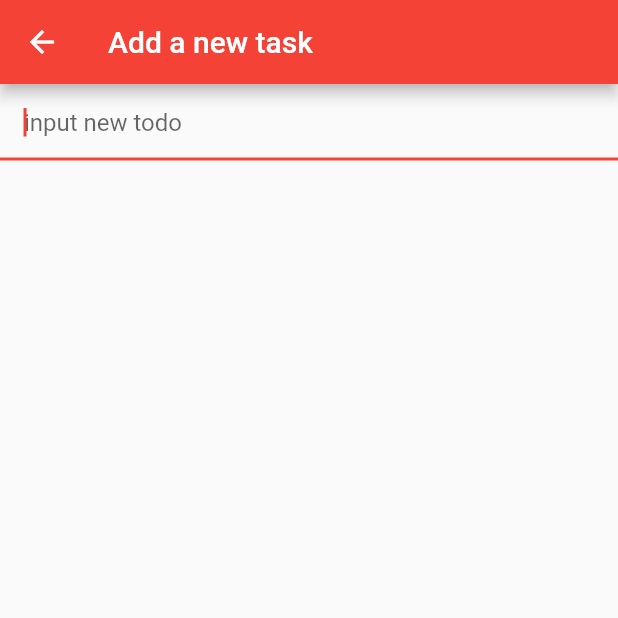
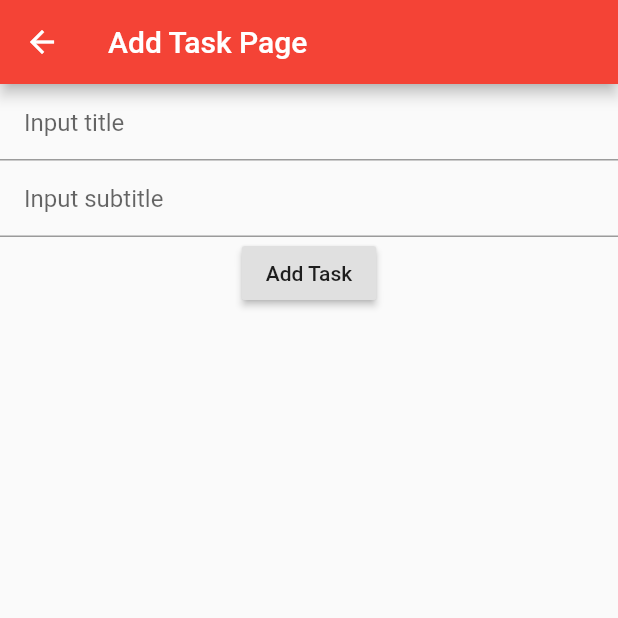
Before and after one commit to MasatakaKudou/flutter_todo, a Flutter app: the TodoList screen opened directly, after a tap on the "add" icon, on a phone screen of 412 x 824 dp, the top half of it. Run offline on Flutter 3.47's test engine with Material 2 defaults, Android fonts, the phone set to English and light mode, and no system bars.

Commit message:
textformfieldに書き換える

```diff
--- a/lib/main.dart
+++ b/lib/main.dart
@@ -25,103 +25,112 @@ class TodoList extends StatefulWidget {
 
 class TodoListState extends State<TodoList> {
 
-  List<String> todoItems = [];
-
-  void newTodo(String task) {
-    if (task.length > 0) {
-      setState(() => todoItems.add(task));
-    }
-  }
-
-  void _pushAddToScreen() {
-    Navigator.of(context).push(
-        new MaterialPageRoute(
-            builder: (context) {
-              return new Scaffold(
-                  appBar: new AppBar(
-                      title: new Text('Add a new task')
-                  ),
-                  body: new TextField(
-                    autofocus: true,
-                    onSubmitted: (val) {
-                      newTodo(val);
-                      Navigator.pop(context);
-                    },
-                    decoration: new InputDecoration(
-                        hintText: 'input new todo',
-                        contentPadding: const EdgeInsets.all(16.0)
-                    ),
-                  )
-              );
-            }
-        )
+  @override
+  Widget build(BuildContext context) {
+    return Scaffold(
+      appBar: AppBar(
+        title: Text("TodoList Page"),
+      ),
+      body: Text("aaa"),
+      floatingActionButton: FloatingActionButton(
+          onPressed: () {
+            Navigator.push(
+              context,
+              MaterialPageRoute(builder: (context) => TodoForm()),
+            );
+          },
+          child: new Icon(Icons.add)
+          ),
     );
   }
+}
 
-  void removeTodo(int index){
-    setState(() => todoItems.removeAt(index));
-  }
+class Task{
+  /*プロパティ*/
+  int _id; //タスクを識別
+  String _title; //タイトル
+  String _subtitle; //サブタイトル
 
-  void _promptRemoveTodoItem(int index) {
-    showDialog(
-        context: context,
-        builder: (BuildContext context) {
-          return new AlertDialog(
-              title: new Text( todoItems[index] + ' is done?'),
-              actions: <Widget>[
-                new FlatButton(
-                    child: new Text('CANCEL'),
-                    onPressed: () => Navigator.of(context).pop()
-                ),
-                new FlatButton(
-                    child: new Text('DONE'),
-                    onPressed: () {
-                      removeTodo(index);
-                      Navigator.of(context).pop();
-                    }
-                )
-              ]
-          );
-        }
-    );
-  }
+  /*コンストラクター*/
+  Task(this._id,this._title,this._subtitle);
 
-  Widget _buildTodoList() {
-    return new ListView.builder(
-      itemBuilder: (context, index) {
-        if (index < todoItems.length) {
-          return _buildTodoItem(todoItems[index], index);
-        } else {
-          return _buildTodoItem("", 0);
-        }
-      },
-    );
-  }
+  /*ゲッター*/
+  int get id => _id;
+  String get title => _title;
+  String get subtitle => _subtitle;
 
-  Widget _buildTodoItem(String todoText,int index) {
-    return new Card(
-        child: ListTile(
-            title: new Text(todoText),
-            subtitle: Text('Here is a second line'),
-            trailing: Icon(Icons.more_vert),
-          onTap: () => _promptRemoveTodoItem(index)
-        ),
-    );
-  }
+}
+
+class TodoForm extends StatefulWidget {
+  TodoForm({Key key, this.title}) : super(key: key);
+  final String title;
+  @override
+  TodoFormState createState() => TodoFormState();
+}
+
+class TodoFormState extends State<TodoForm> {
+
+  int _id;
+  String _title;
+  String _subtitle;
+  final _formKey = GlobalKey<FormState>();
 
   @override
   Widget build(BuildContext context) {
-    return new Scaffold(
-      appBar: new AppBar(
-          title: new Text('Todo List')
+    return Scaffold(
+      appBar: AppBar(
+        title: Text("Add Task Page"),
       ),
-      body: _buildTodoList(),
-      floatingActionButton: new FloatingActionButton(
-          onPressed: _pushAddToScreen,
-          tooltip: 'Add task',
-          child: new Icon(Icons.add)
+      body: Form(
+        key: _formKey,
+        child: Column(
+          crossAxisAlignment: CrossAxisAlignment.center,
+          children: <Widget>[
+            TextFormField(
+              validator: (value) {
+                if (value.isEmpty) { //何も値を入力してない時
+                  return 'タイトルを入力してください。';
+                } else { //値を入力している時
+                  return null;
+                }
+              },
+              onSaved: (value) {
+                setState(() {
+                  _title = value; //タイトルを更新する
+                });
+              },
+              decoration: InputDecoration(
+                  hintText: "Input title",
+                  contentPadding: const EdgeInsets.all(16.0)
+              ),
+            ),
+            TextFormField(
+              validator: (value) {
+                if (value.isEmpty) {  //何も値を入力してない時
+                  return 'タイトルを入力してください。';
+                } else {  //値を入力している時
+                  return null;
+                }
+              },
+              onSaved: (value) {
+                setState(() {
+                  _subtitle = value; //サブタイトルを更新
+                });
+              },
+              decoration: InputDecoration(
+                hintText: "Input subtitle",
+                contentPadding: const EdgeInsets.all(16.0)
+              ),
+            ),
+            RaisedButton(
+              onPressed: () {
+                Navigator.pop(context);
+              },
+              child: Text("Add Task"),
+            ),
+          ],
+        ),
       ),
     );
   }
-
 }
```
